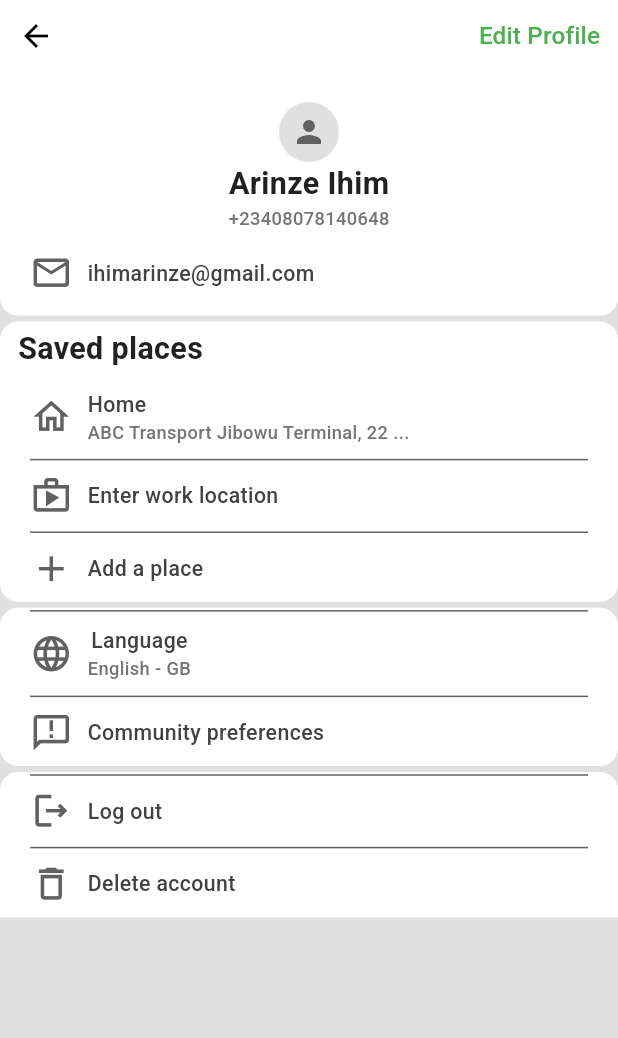
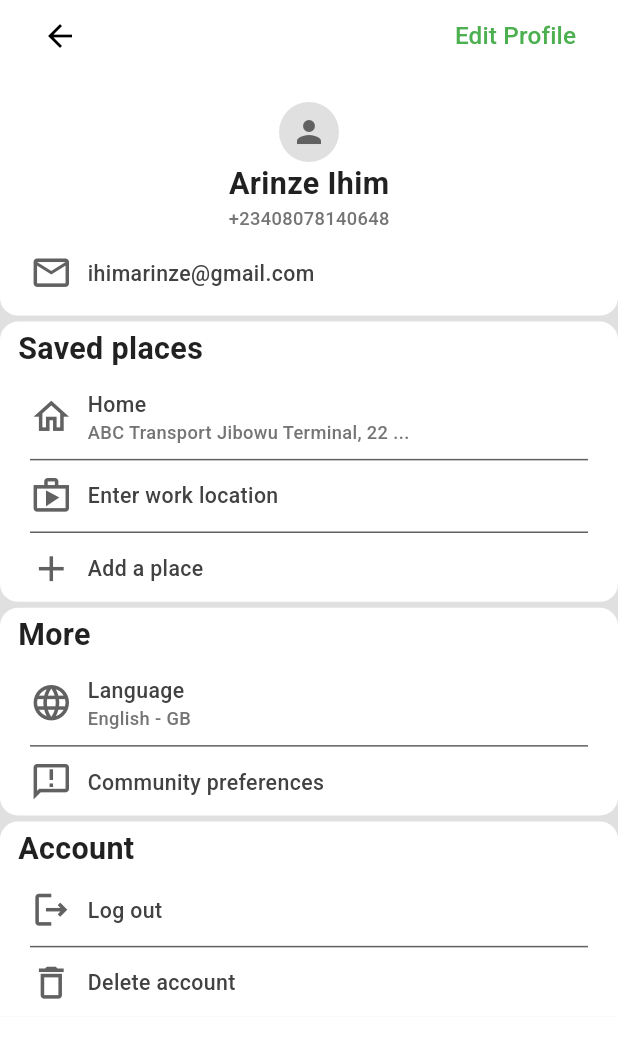
Before and after one commit to Eznira/bolt_ui, a Flutter app: the Profile screen opened by its route, on a phone screen of 412 x 824 dp. Shown: the top 1038 px of the screen. Run offline on Flutter 3.47's test engine with Material 3 defaults, Android fonts, the phone set to English and light mode, and no system bars; our stand-ins replace flutter_screenutil.

Commit message:
added customscroll veiw to profile screen

```diff
--- a/lib/screens/profile/profile.dart
+++ b/lib/screens/profile/profile.dart
@@ -15,9 +15,23 @@ class _ProfileState extends State<Profile> {
   @override
   Widget build(BuildContext context) {
     return Scaffold(
-      body: Column(
+      body: Stack(
         children: [
-          Row(
+          Positioned.fill(
+            child: Container(
+              color: AppColors.grey3,
+            ),
+          ),
+          CustomScrollView(
+            slivers: [
+              SliverList(
+                delegate: SliverChildListDelegate(
+                  [
+                    Material(
+                      color: Colors.white,
+                      child: Padding(
+                        padding: const EdgeInsets.symmetric(horizontal: 16.0),
+                        child: Row(
                           mainAxisAlignment: MainAxisAlignment.spaceBetween,
                           children: [
                             const BackButton(),
@@ -28,7 +42,8 @@ class _ProfileState extends State<Profile> {
                                 Navigator.push(
                                   context,
                                   MaterialPageRoute(
-                        builder: (context) => const PersonalInfo()),
+                                      builder: (context) =>
+                                          const PersonalInfo()),
                                 );
                               },
                               child: Text(
@@ -41,18 +56,8 @@ class _ProfileState extends State<Profile> {
                             )
                           ],
                         ),
-          Expanded(
-            child: Stack(
-              children: [
-                Positioned.fill(
-                  child: Container(
-                    color: AppColors.grey3,
                       ),
                     ),
-                Positioned(
-                  child: SingleChildScrollView(
-                    child: Column(
-                      children: [
                     Container(
                       decoration: const BoxDecoration(
                         color: Colors.white,
@@ -97,8 +102,7 @@ class _ProfileState extends State<Profile> {
                             child: Row(
                               children: [
                                 Icon(
-                                      Icons
-                                          .email_outlined, // Changed to outlined
+                                  Icons.email_outlined, // Changed to outlined
                                   color: AppColors.grey2,
                                   size: 28.r,
                                 ),
@@ -144,8 +148,7 @@ class _ProfileState extends State<Profile> {
                             child: Row(
                               children: [
                                 Icon(
-                                      Icons
-                                          .home_outlined, // Changed to outlined
+                                  Icons.home_outlined, // Changed to outlined
                                   color: AppColors.grey2,
                                   size: 28.r,
                                 ),
@@ -153,8 +156,7 @@ class _ProfileState extends State<Profile> {
                                   width: 10,
                                 ),
                                 Column(
-                                      crossAxisAlignment:
-                                          CrossAxisAlignment.start,
+                                  crossAxisAlignment: CrossAxisAlignment.start,
                                   children: [
                                     Text(
                                       "Home",
@@ -170,8 +172,7 @@ class _ProfileState extends State<Profile> {
                             ),
                           ),
                           Padding(
-                                padding:
-                                    const EdgeInsets.symmetric(horizontal: 20),
+                            padding: const EdgeInsets.symmetric(horizontal: 20),
                             child: SizedBox(
                               height: 4,
                               child: Divider(
@@ -188,8 +189,7 @@ class _ProfileState extends State<Profile> {
                             child: Row(
                               children: [
                                 Icon(
-                                      Icons
-                                          .shop_outlined, // Changed to outlined
+                                  Icons.shop_outlined, // Changed to outlined
                                   color: AppColors.grey2,
                                   size: 28.r,
                                 ),
@@ -204,8 +204,7 @@ class _ProfileState extends State<Profile> {
                             ),
                           ),
                           Padding(
-                                padding:
-                                    const EdgeInsets.symmetric(horizontal: 20),
+                            padding: const EdgeInsets.symmetric(horizontal: 20),
                             child: SizedBox(
                               height: 4,
                               child: Divider(
@@ -251,14 +250,13 @@ class _ProfileState extends State<Profile> {
                         crossAxisAlignment: CrossAxisAlignment.start,
                         children: [
                           Padding(
-                                padding:
-                                    const EdgeInsets.symmetric(horizontal: 20),
-                                child: SizedBox(
-                                  height: 4,
-                                  child: Divider(
-                                    height: 4,
-                                    color: Colors.grey.shade700,
+                            padding: const EdgeInsets.symmetric(
+                              horizontal: 12,
+                              vertical: 4,
                             ),
+                            child: Text(
+                              "More",
+                              style: AppTextStyle.title1,
                             ),
                           ),
                           Padding(
@@ -277,6 +275,7 @@ class _ProfileState extends State<Profile> {
                                   width: 10,
                                 ),
                                 Column(
+                                  crossAxisAlignment: CrossAxisAlignment.start,
                                   children: [
                                     Text(
                                       "Language",
@@ -292,8 +291,7 @@ class _ProfileState extends State<Profile> {
                             ),
                           ),
                           Padding(
-                                padding:
-                                    const EdgeInsets.symmetric(horizontal: 20),
+                            padding: const EdgeInsets.symmetric(horizontal: 20),
                             child: SizedBox(
                               height: 4,
                               child: Divider(
@@ -343,8 +341,39 @@ class _ProfileState extends State<Profile> {
                         crossAxisAlignment: CrossAxisAlignment.start,
                         children: [
                           Padding(
-                                padding:
-                                    const EdgeInsets.symmetric(horizontal: 20),
+                            padding: const EdgeInsets.symmetric(
+                              horizontal: 12,
+                              vertical: 4,
+                            ),
+                            child: Text(
+                              "Account",
+                              style: AppTextStyle.title1,
+                            ),
+                          ),
+                          Padding(
+                            padding: const EdgeInsets.symmetric(
+                              horizontal: 20,
+                              vertical: 8,
+                            ),
+                            child: Row(
+                              children: [
+                                Icon(
+                                  Icons.logout_outlined, // Changed to outlined
+                                  color: AppColors.grey2,
+                                  size: 28.r,
+                                ),
+                                const SizedBox(
+                                  width: 10,
+                                ),
+                                Text(
+                                  "Log out",
+                                  style: AppTextStyle.body1,
+                                ),
+                              ],
+                            ),
+                          ),
+                          Padding(
+                            padding: const EdgeInsets.symmetric(horizontal: 20),
                             child: SizedBox(
                               height: 4,
                               child: Divider(
@@ -361,42 +390,7 @@ class _ProfileState extends State<Profile> {
                             child: Row(
                               children: [
                                 Icon(
-                                      Icons
-                                          .logout_outlined, // Changed to outlined
-                                      color: AppColors.grey2,
-                                      size: 28.r,
-                                    ),
-                                    const SizedBox(
-                                      width: 10,
-                                    ),
-                                    Text(
-                                      "Log out",
-                                      style: AppTextStyle.body1,
-                                    ),
-                                  ],
-                                ),
-                              ),
-                              Padding(
-                                padding:
-                                    const EdgeInsets.symmetric(horizontal: 20),
-                                child: SizedBox(
-                                  height: 4,
-                                  child: Divider(
-                                    height: 4,
-                                    color: Colors.grey.shade700,
-                                  ),
-                                ),
-                              ),
-                              Padding(
-                                padding: const EdgeInsets.symmetric(
-                                  horizontal: 20,
-                                  vertical: 8,
-                                ),
-                                child: Row(
-                                  children: [
-                                    Icon(
-                                      Icons
-                                          .delete_outline, // Changed to outlined
+                                  Icons.delete_outline, // Changed to outlined
                                   color: AppColors.grey2,
                                   size: 28.r,
                                 ),
@@ -416,9 +410,15 @@ class _ProfileState extends State<Profile> {
                   ],
                 ),
               ),
-                )
+              SliverFillRemaining(
+                hasScrollBody: false,
+                child: Container(
+                  height: 20.r,
+                  width: double.infinity,
+                  color: Colors.white,
+                ),
+              ),
             ],
-            ),
           ),
         ],
       ),
```
Lines whose indentation alone changed are shown as unchanged.
